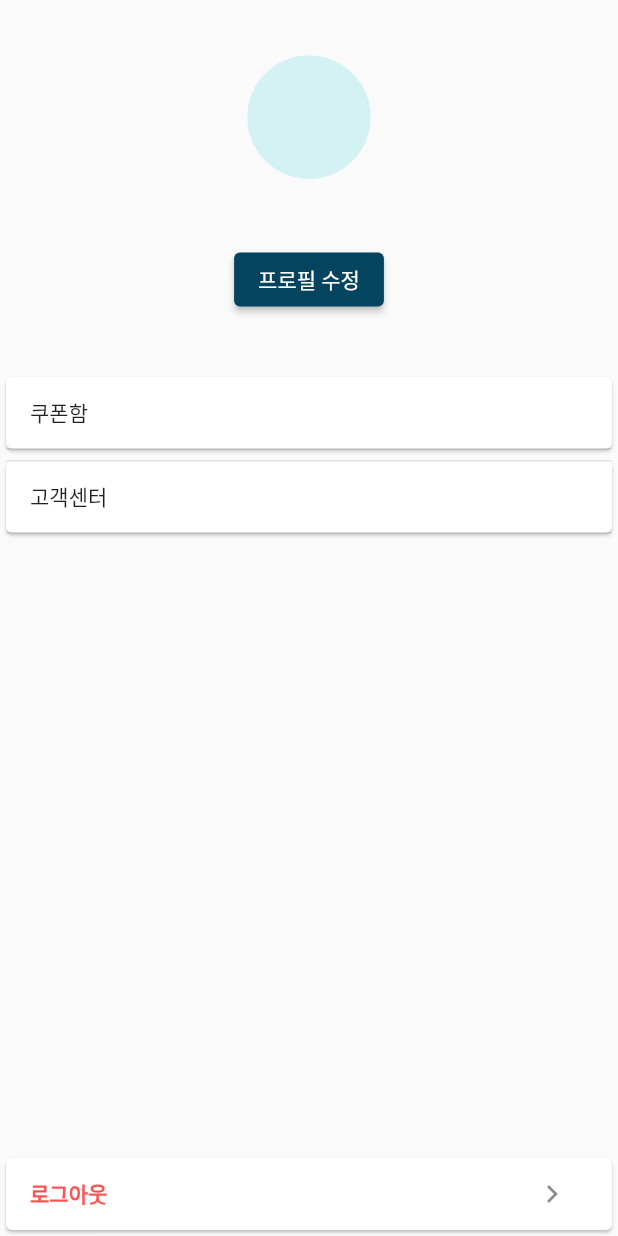
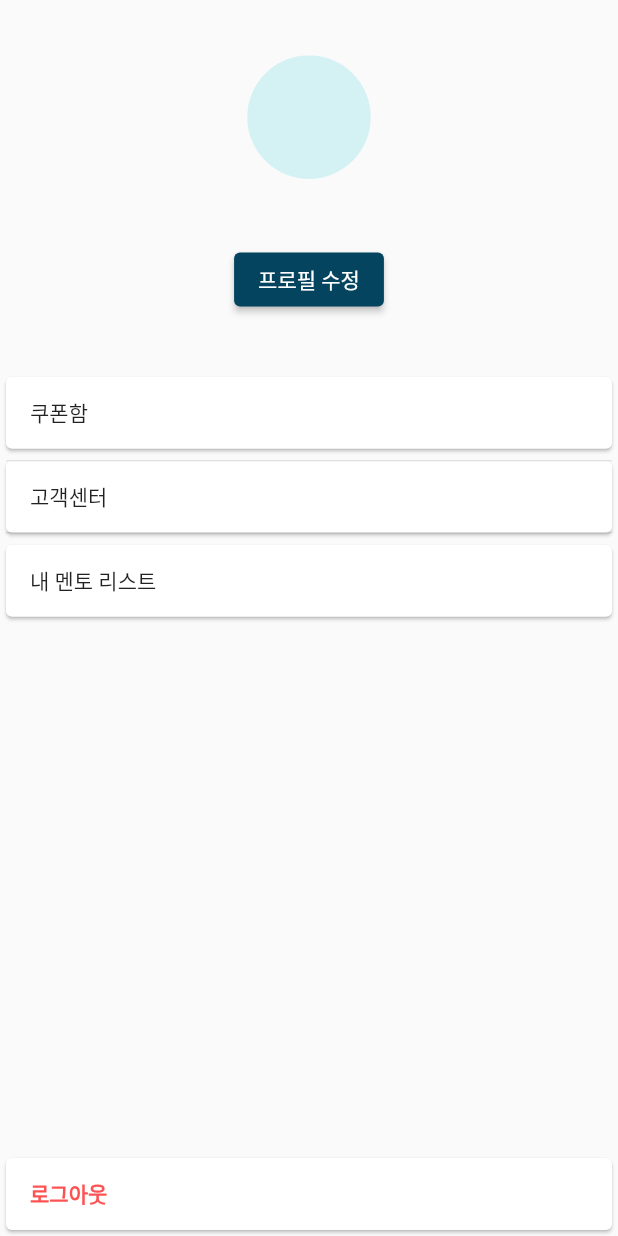
Before and after one commit to 5ydwg/Semomen, a Flutter app: the ProfilePage screen opened directly, on a phone screen of 412 x 824 dp. Run offline on Flutter 3.47's test engine with Material 2 defaults, Android fonts, the phone set to English and light mode, and no system bars; our stand-ins replace cloud_firestore, firebase_auth, firebase_core, flutter_html, flutter_rating_bar, image_picker and 1 more; missing offline and left inert: flutter_picker; accounts and stored records are empty; network calls fail.

Commit message:
22.05.04 first commit

```diff
--- a/semomen/lib/pages/chat/chat_page.dart
+++ b/semomen/lib/pages/chat/chat_page.dart
@@ -26,6 +26,7 @@ class _ChatPageState extends State<ChatPage> {
             List data = snapshot.data!.get('mentor');
 
             return Scaffold(
+              backgroundColor: Colors.white,
               appBar: AppBar(
                 backgroundColor: Colors.white,
                 centerTitle: true,
@@ -33,6 +34,7 @@ class _ChatPageState extends State<ChatPage> {
                   '채팅',
                   style: TextStyle(color: Colors.black),
                 ),
+                elevation: 0,
               ),
               body: Padding(
                 padding: const EdgeInsets.symmetric(vertical: 12.0),
@@ -84,8 +86,6 @@ class ChatList extends StatelessWidget {
 
             return GestureDetector(
               onTap: () async {
-                print('test');
-
                 if (!chatDataReader.contains(uid)) {
                   await groupChatRef.doc(data['uid']).update({
                     'recent_message_reader': [...chatDataReader, uid]
--- a/semomen/lib/pages/home/home_page.dart
+++ b/semomen/lib/pages/home/home_page.dart
@@ -23,6 +23,7 @@ class _HomePageState extends State<HomePage> {
         [DeviceOrientation.portraitUp]); //화면을 세로 방향으로 고정하기
     Size size = MediaQuery.of(context).size; //화면의 size 가져오기
     return Scaffold(
+      backgroundColor: Colors.white,
       appBar: AppBar(
         backgroundColor: Colors.white,
         centerTitle: true,
--- a/semomen/lib/pages/my_coupon_page.dart
+++ b/semomen/lib/pages/my_coupon_page.dart
@@ -29,6 +29,7 @@ class _MyCouponPageState extends State<MyCouponPage> {
       backgroundColor: Colors.white,
       //앱바
       appBar: AppBar(
+        elevation: 0,
         backgroundColor: Colors.white,
         title: const Text(
           '쿠폰함',
--- a/semomen/lib/pages/profile/profile_page.dart
+++ b/semomen/lib/pages/profile/profile_page.dart
@@ -9,6 +9,7 @@ import 'package:semomen/pages/my_coupon_page.dart';
 import 'package:semomen/pages/profile/profile_page_update.dart';
 import 'package:semomen/pages/purchased_guide_page.dart';
 import 'package:semomen/providers/user_provider.dart';
+import 'package:semomen/pages/profile/mentor_list.dart';
 
 import '../ticket_page.dart';
 import '../service_center_page.dart';
@@ -39,39 +40,9 @@ class _ProfilePageState extends State<ProfilePage> {
                     child: Column(
                       children: [
                         _profileBox(size, _user),
-                        Card(
-                          child: Column(
-                            children: [
-                              // ListTile(
-                              //   onTap: () {
-                              //     Navigator.push(
-                              //       context,
-                              //       MaterialPageRoute(
-                              //           builder: (context) =>
-                              //               PurchasedGuidePage()),
-                              //     );
-                              //   },
-                              //   leading: Text('구매 가이드'),
-                              //   dense: true,
-                              // ),
-                              ListTile(
-                                onTap: () {
-                                  Navigator.push(
-                                    context,
-                                    MaterialPageRoute(
-                                        builder: (context) => MyCouponPage()),
-                                  );
-                                },
-                                leading: Text('쿠폰함'),
-                                dense: true,
-                              ),
-                              Divider(
-                                height: 0.0,
-                              ),
-                            ],
-                          ),
-                        ),
+                        _couponBox(),
                         _settingsBox(),
+                        _mentorBox(),
                         Spacer(),
                         _signOutBox(),
                       ],
@@ -84,20 +55,47 @@ class _ProfilePageState extends State<ProfilePage> {
     );
   }
 
+  Widget _couponBox() {
+    return Card(
+      child: ListTile(
+        onTap: () {
+          Navigator.push(
+            context,
+            MaterialPageRoute(builder: (context) => MyCouponPage()),
+          );
+        },
+        leading: Text('쿠폰함'),
+        dense: true,
+      ),
+    );
+  }
+
   Widget _signOutBox() {
     return Card(
       child: ListTile(
+        onTap: () {
+          FirebaseAuth.instance.signOut();
+        },
         leading: Text(
           '로그아웃',
           style:
               TextStyle(color: Colors.redAccent, fontWeight: FontWeight.bold),
         ),
-        trailing: IconButton(
-          onPressed: () {
-            FirebaseAuth.instance.signOut();
-          },
-          icon: Icon(Icons.chevron_right),
-        ),
+        dense: true,
+      ),
+    );
+  }
+
+  Widget _mentorBox() {
+    return Card(
+      child: ListTile(
+        onTap: () {
+          Navigator.push(
+            context,
+            MaterialPageRoute(builder: (context) => MentorList()),
+          );
+        },
+        leading: Text('내 멘토 리스트'),
         dense: true,
       ),
     );
```
Also changed, not shown: semomen/lib/pages/profile/mentor_list.dart (added, +111 -0 lines).
